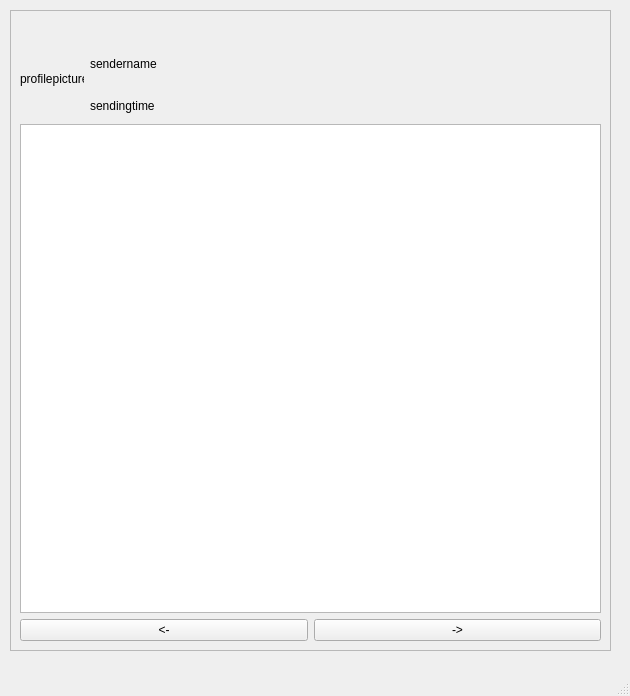
Before: the Qt Designer form src/static/preview.ui in Pizza989/mail_match, drawn with Qt 5.
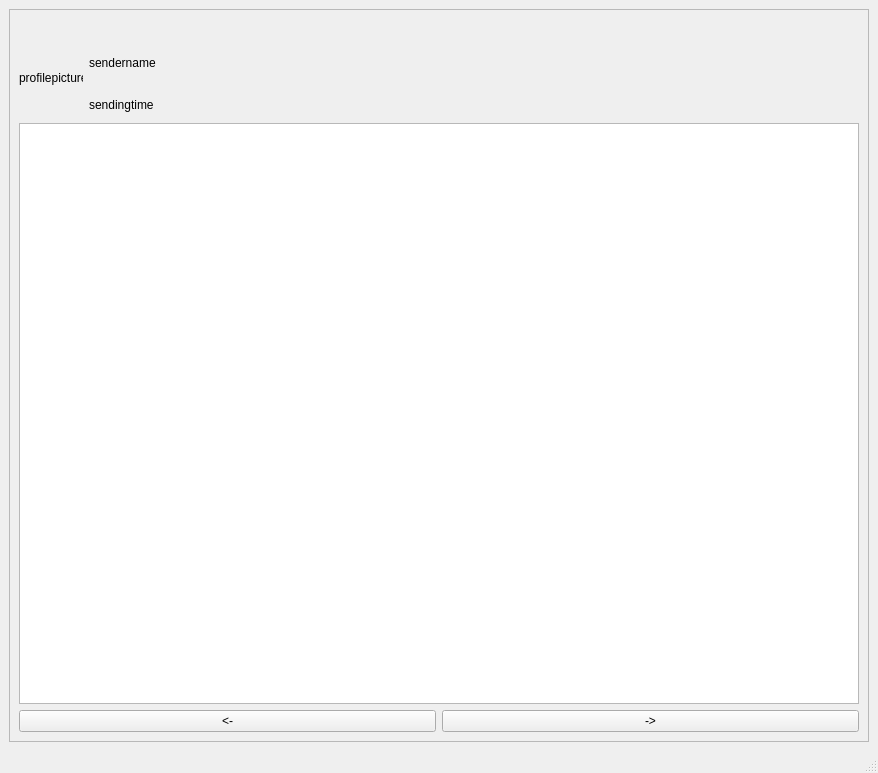
After: the same form once the commit is applied.

```diff
--- a/src/static/preview.ui
+++ b/src/static/preview.ui
@@ -6,23 +6,14 @@
    <rect>
     <x>0</x>
     <y>0</y>
-    <width>630</width>
-    <height>696</height>
+    <width>878</width>
+    <height>773</height>
    </rect>
   </property>
   <property name="windowTitle">
    <string>MainWindow</string>
   </property>
   <widget class="QWidget" name="centralwidget">
-   <widget class="QWidget" name="verticalLayoutWidget">
-    <property name="geometry">
-     <rect>
-      <x>10</x>
-      <y>10</y>
-      <width>601</width>
-      <height>641</height>
-     </rect>
-    </property>
     <layout class="QVBoxLayout" name="verticalLayout_3">
      <item>
       <widget class="QFrame" name="mail_frame">
@@ -167,13 +158,12 @@
      </item>
     </layout>
    </widget>
-  </widget>
   <widget class="QMenuBar" name="menubar">
    <property name="geometry">
     <rect>
      <x>0</x>
      <y>0</y>
-     <width>630</width>
+     <width>878</width>
      <height>21</height>
     </rect>
    </property>
```
Lines whose indentation alone changed are shown as unchanged.
